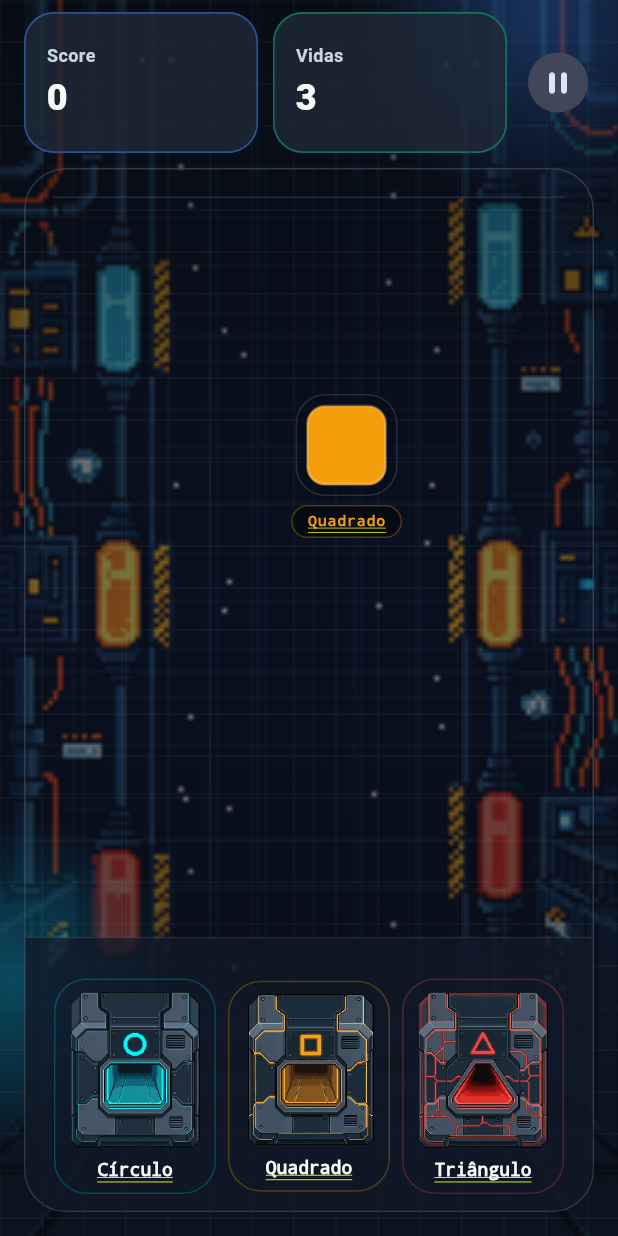
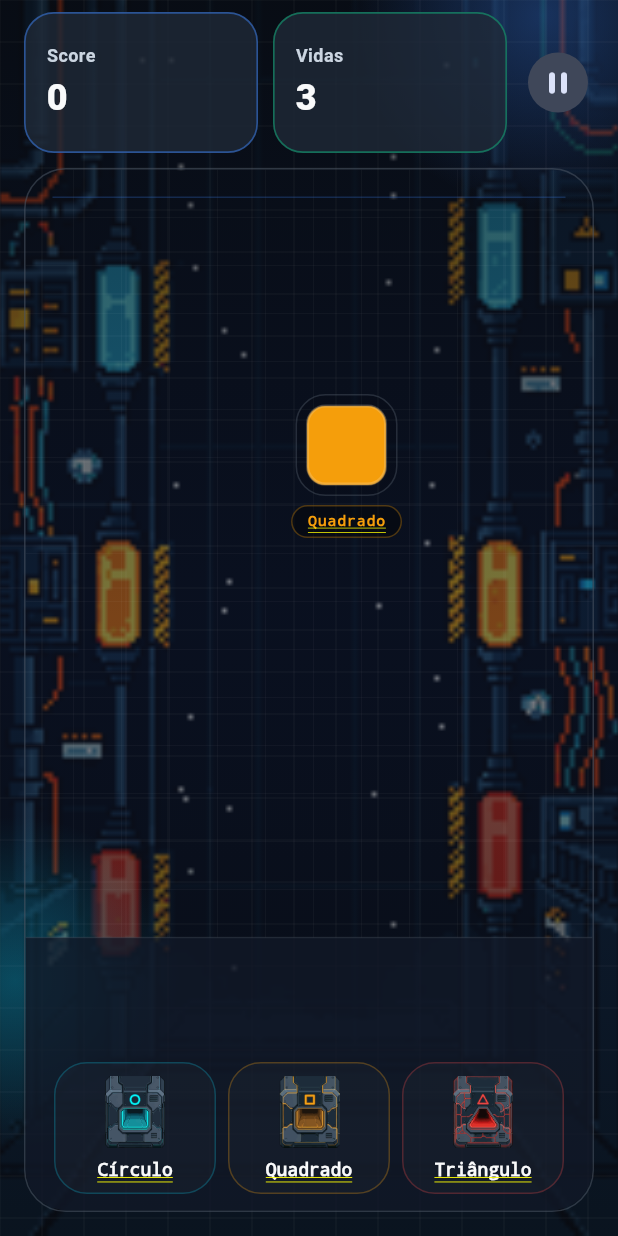
Before and after one commit to vinicius-pascoal/Lab-Panic, a Flutter app: the screen it shows after launch, after a tap on "Jogar", on a phone screen of 412 x 824 dp. Run offline on Flutter 3.47's test engine with Material 3 defaults, Android fonts, the phone set to English and light mode, and no system bars; our stand-ins replace shared_preferences.

Commit message:
Update main.dart

```diff
--- a/lib/main.dart
+++ b/lib/main.dart
@@ -4,6 +4,8 @@ import 'dart:math';
 import 'package:flutter/material.dart';
 import 'package:flutter/services.dart';
 import 'package:shared_preferences/shared_preferences.dart';
+
+enum AppScreen { splash, menu, howToPlay, game, gameOver }
 
 Future<void> main() async {
   WidgetsFlutterBinding.ensureInitialized();
@@ -61,12 +63,10 @@ class MyApp extends StatelessWidget {
           ),
         ),
       ),
-      home: const LabPanicApp(),
-    );
-  }
-}
-
-enum AppScreen { splash, menu, howToPlay, game, gameOver }
+      home: LabPanicApp(),
+    );
+  }
+}
 
 class LabPanicApp extends StatefulWidget {
   const LabPanicApp({super.key});
@@ -88,9 +88,7 @@ class _LabPanicAppState extends State<LabPanicApp> {
     super.initState();
     _loadBestScore();
     _splashTimer = Timer(const Duration(milliseconds: 1400), () {
-      if (!mounted) {
-        return;
-      }
+      if (!mounted) return;
       setState(() {
         _screen = AppScreen.menu;
       });
@@ -105,9 +103,7 @@ class _LabPanicAppState extends State<LabPanicApp> {
 
   Future<void> _loadBestScore() async {
     final prefs = await SharedPreferences.getInstance();
-    if (!mounted) {
-      return;
-    }
+    if (!mounted) return;
     setState(() {
       _bestScore = prefs.getInt(_bestScoreKey) ?? 0;
     });
@@ -124,9 +120,7 @@ class _LabPanicAppState extends State<LabPanicApp> {
       }
     }
 
-    if (!mounted) {
-      return;
-    }
+    if (!mounted) return;
 
     setState(() {
       _lastResult = result;
@@ -791,9 +785,11 @@ class _GameScreenState extends State<GameScreen> {
                     child: Stack(
                       clipBehavior: Clip.none,
                       children: [
-                        _LabPlayfieldBackground(
-                          boardSize: _boardSize,
-                          binZoneHeight: _binZoneHeight,
+                        Positioned.fill(
+                          child: _LabPlayfieldBackground(
+                            boardSize: _boardSize,
+                            binZoneHeight: _binZoneHeight,
+                          ),
                         ),
                         Positioned(
                           left: _shapePosition.dx,
@@ -1548,7 +1544,7 @@ class _BinPanel extends StatelessWidget {
     return Container(
       padding: const EdgeInsets.symmetric(horizontal: 10, vertical: 8),
       decoration: BoxDecoration(
-        color: Colors.transparent,
+        color: Colors.white.withOpacity(0.02),
         borderRadius: BorderRadius.circular(22),
         border: Border.all(color: shape.color.withOpacity(0.28), width: 1.0),
       ),
@@ -1577,7 +1573,7 @@ class _BinPanel extends StatelessWidget {
       ShapeType.triangle => 'assets/images/caixa_triangulo.png',
     };
 
-    return Image.asset(asset, fit: BoxFit.contain);
+    return SizedBox(height: 48, child: Image.asset(asset, fit: BoxFit.contain));
   }
 }
 
```
